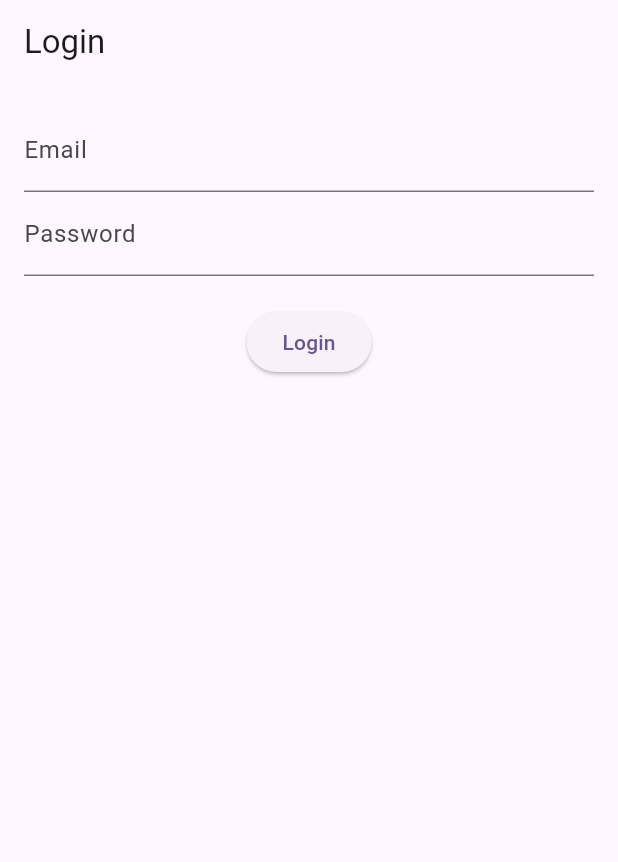
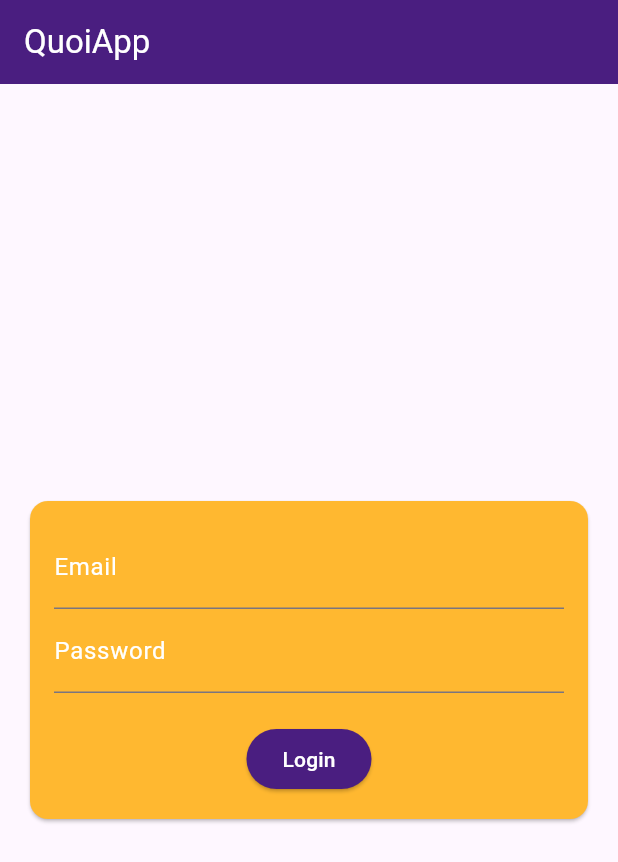
Before and after one commit to taco-greco/Messages-Flutter-APP, a Flutter app: the screen it shows after launch, on a phone screen of 412 x 824 dp. Shown: the top 862 px of the screen. Run offline on Flutter 3.47's test engine with Material 3 defaults, Android fonts, the phone set to English and light mode, and no system bars.

Commit message:
Login Page fait et home page redirection

```diff
--- a/lib/pages/login.dart
+++ b/lib/pages/login.dart
@@ -46,17 +46,30 @@ class _LoginState extends State<Login> {
   Widget build(BuildContext context) {
     return Scaffold(
       appBar: AppBar(
-        title: const Text('Login'),
+        title: const Text(
+          'QuoiApp',
+          style: TextStyle(color: Colors.white),
         ),
-      body: Padding(
+        backgroundColor: const Color(0xFF4A1E80),
+      ),
+      body: Center(
+        child: Padding(
+          padding: const EdgeInsets.all(16.0),
+          child: Card(
+            color: const Color(0xFFFFB830),
+            child: Padding(
               padding: const EdgeInsets.all(16.0),
               child: Form(
                 key: _formKey,
                 child: Column(
+                  mainAxisSize: MainAxisSize.min,
                   children: <Widget>[
                     TextFormField(
                       controller: _emailController,
-                decoration: const InputDecoration(labelText: 'Email'),
+                      decoration: const InputDecoration(
+                        labelText: 'Email',
+                        labelStyle: TextStyle(color: Colors.white),
+                      ),
                       validator: (value) {
                         if (value == null || value.isEmpty) {
                           return 'Please enter your email';
@@ -66,7 +79,10 @@ class _LoginState extends State<Login> {
                     ),
                     TextFormField(
                       controller: _passwordController,
-                decoration: const InputDecoration(labelText: 'Password'),
+                      decoration: const InputDecoration(
+                        labelText: 'Password',
+                        labelStyle: TextStyle(color: Colors.white),
+                      ),
                       obscureText: true,
                       validator: (value) {
                         if (value == null || value.isEmpty) {
@@ -78,9 +94,15 @@ class _LoginState extends State<Login> {
                     const SizedBox(height: 20),
                     ElevatedButton(
                       onPressed: _login,
-                child: const Text('Login'),
+                      style: ElevatedButton.styleFrom(
+                        backgroundColor: const Color(0xFF4A1E80),
+                      ),
+                      child: const Text('Login', style: TextStyle(color: Colors.white)),
                     ),
                   ],
+                ),
+              ),
+            ),
           ),
         ),
       ),
```
Also changed, not shown: lib/pages/home_page.dart (+14 -8 lines). Lines whose indentation alone changed are shown as unchanged.
